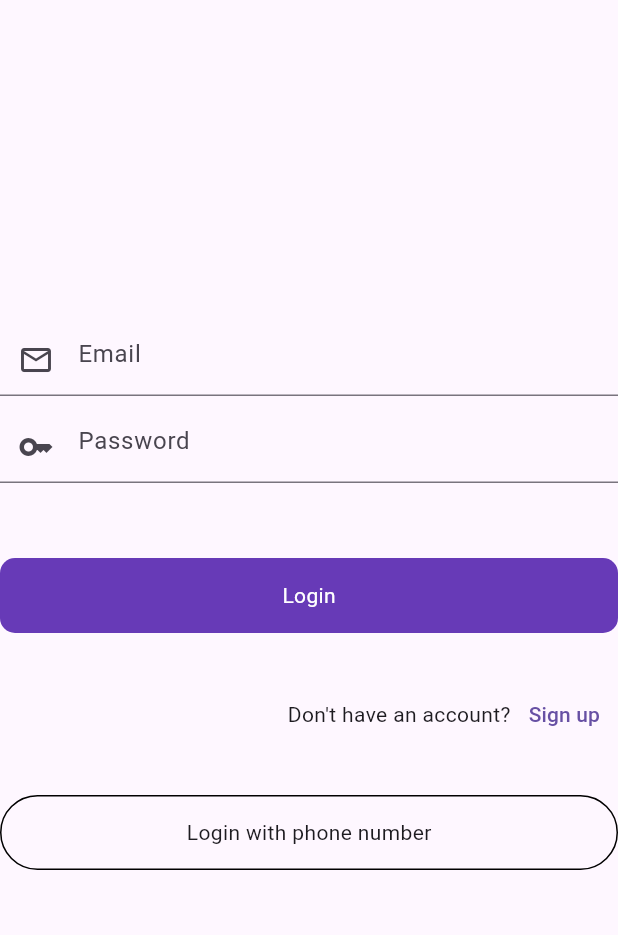
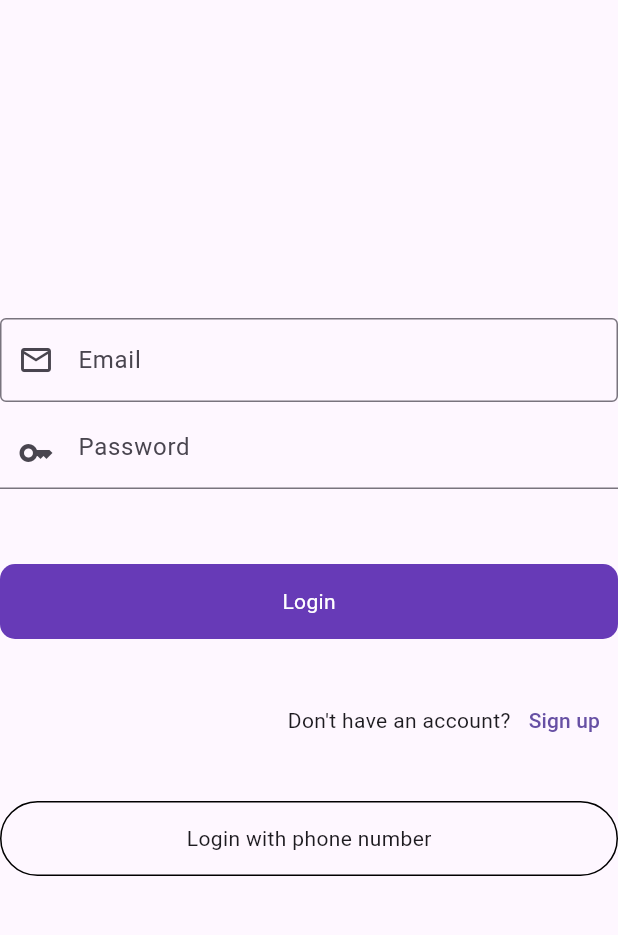
Before and after one commit to younasbzu/my_bzu, a Flutter app: the DashboardScreen screen opened directly, after a tap on the "logout" icon, on a phone screen of 412 x 824 dp, the part 63-998 px from its top. Run offline on Flutter 3.47's test engine with Material 3 defaults, Android fonts, the phone set to English and light mode, and no system bars; our stand-ins replace firebase_auth, firebase_core, fluttertoast; accounts and stored records are empty.

Commit message:
Initial commit

```diff
--- a/lib/Dashboard/dashboard_screen.dart
+++ b/lib/Dashboard/dashboard_screen.dart
@@ -1,5 +1,6 @@
 import 'package:firebase_auth/firebase_auth.dart';
 import 'package:flutter/material.dart';
+import 'package:my_bzu/Dashboard/courses_screen.dart';
 import 'package:my_bzu/SplashScreen/authentication/login_screen.dart';
 import 'package:my_bzu/Utils/utils.dart';
 
@@ -29,7 +30,33 @@ class _DashboardScreenState extends State<DashboardScreen> {
           }, icon:const Icon(Icons.logout)),
           const SizedBox(width: 10,)
         ],
-      )
+      ),
+      body: Padding(
+        padding: const EdgeInsets.all(8.0),
+        child: GridView.count(crossAxisCount: 3,
+        children: [
+          GestureDetector(
+            onTap: (){
+              Navigator.push(context,
+                  MaterialPageRoute(builder: (context)=> const CourseScreen()));
+            },
+             child: Container(
+                height: 50,
+                width: 50,
+                child:const Column(
+                  crossAxisAlignment: CrossAxisAlignment.center,
+                  children: [
+                    Icon(Icons.book, color: Colors.blueAccent,),
+                    Text('Courses'),
+                  ],
+                ),
+              )
+          )
+
+          ],
+        ),
+      ),
+
     );
   }
 }
--- a/lib/SplashScreen/authentication/login_screen.dart
+++ b/lib/SplashScreen/authentication/login_screen.dart
@@ -83,6 +83,8 @@ class LoginScreen extends StatefulWidget {
                        keyboardType: TextInputType.emailAddress,
                        controller: emailController,
                        decoration:const InputDecoration(
+                         border: OutlineInputBorder(),
+
                          hintText: 'Email',
                          prefixIcon: Icon(Icons.email_outlined),
                        ),
--- a/lib/SplashScreen/authentication/signup_screen.dart
+++ b/lib/SplashScreen/authentication/signup_screen.dart
@@ -74,6 +74,8 @@ class _SignupScreenState extends State<SignupScreen> {
                       keyboardType: TextInputType.emailAddress,
                       controller: emailController,
                       decoration:const InputDecoration(
+                        enabledBorder: OutlineInputBorder(),
+                        focusedBorder: OutlineInputBorder(),
                         hintText: 'Email',
                         prefixIcon: Icon(Icons.email_outlined),
                       ),
```
Also changed, not shown: lib/Dashboard/courses_screen.dart (added, +14 -0 lines), pubspec.yaml (+4 -3 lines), pubspec.lock.
